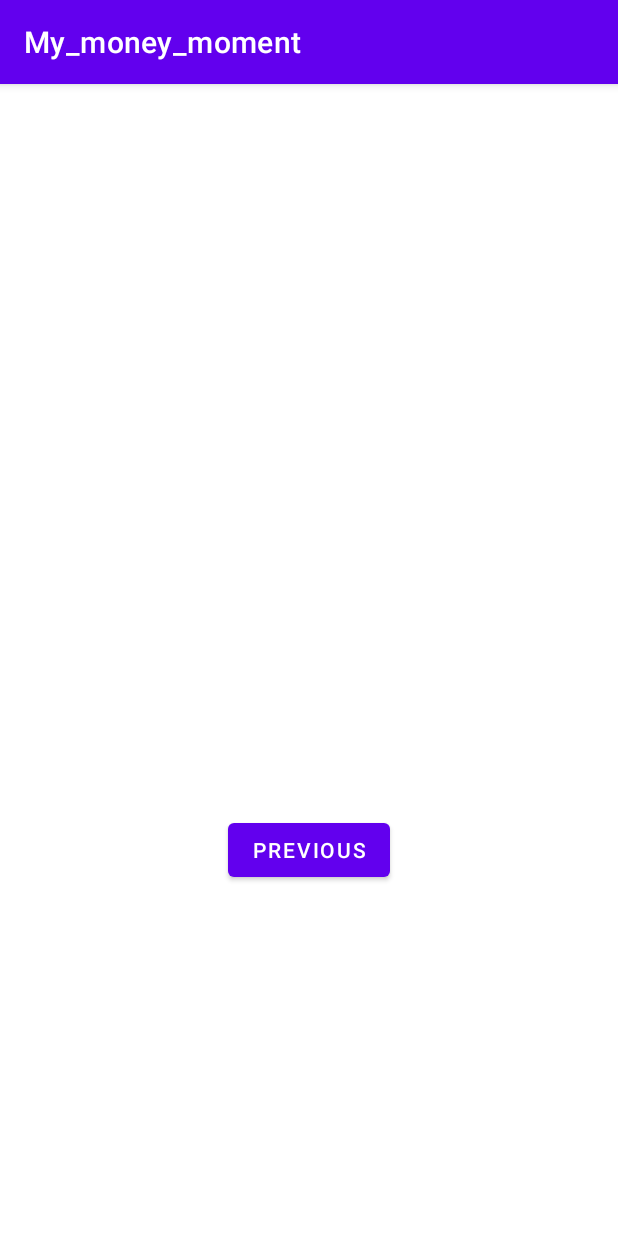
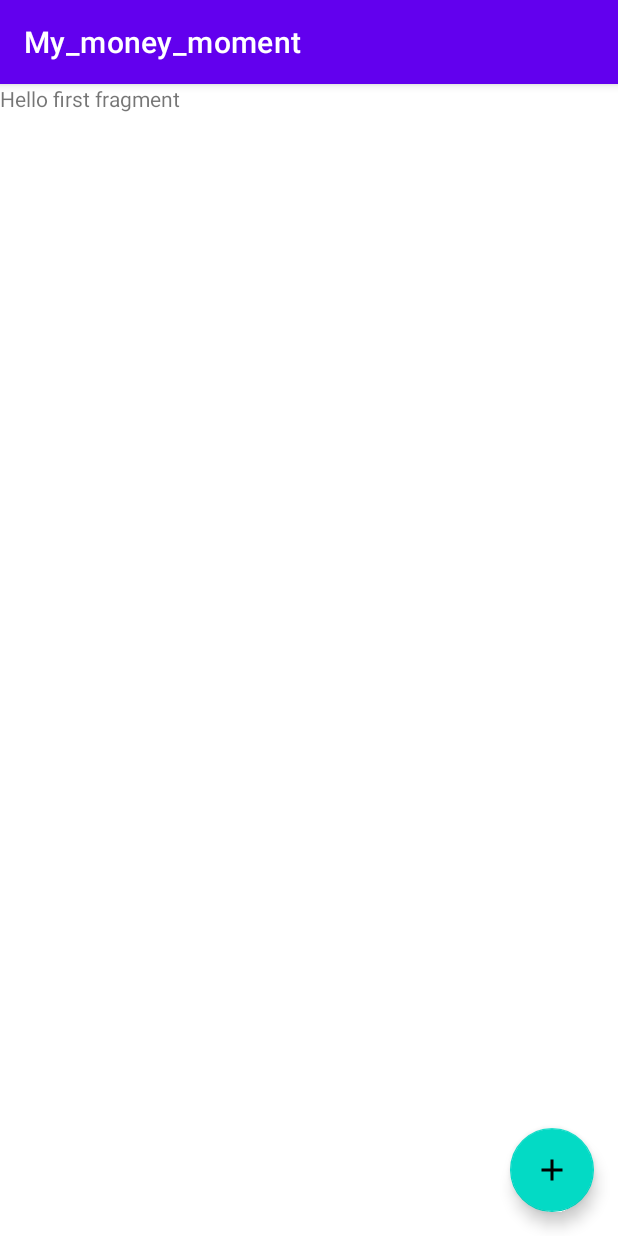
Before and after one commit to qTronor/My_money_moment, an Android app: the fragment Fragment2 shown on its own in the app's theme, on a phone screen of 412 x 824 dp. Run offline under Robolectric (Android 15) with nearby library versions, the phone set to English and light mode, and no system bars.

Commit message:
Added animation for FloatingBtn + added second btn for fragment2

```diff
--- a/app/src/main/java/com/example/my_mone_moment/Fragment2.java
+++ b/app/src/main/java/com/example/my_mone_moment/Fragment2.java
@@ -9,10 +9,24 @@ import androidx.annotation.NonNull;
 import androidx.annotation.Nullable;
 import androidx.fragment.app.Fragment;
 
+import com.google.android.material.floatingactionbutton.FloatingActionButton;
+import com.google.android.material.snackbar.Snackbar;
+
 public class Fragment2 extends Fragment {
+    boolean isRotateFloatBtn = false;
     @Nullable
     @Override
     public View onCreateView(@NonNull LayoutInflater inflater, @Nullable ViewGroup container, @Nullable Bundle savedInstanceState) {
-        return (ViewGroup)inflater.inflate(R.layout.fragment_second, container, false);
+        View view = inflater.inflate(R.layout.fragment_first, container, false);
+
+
+        FloatingActionButton fab = view.findViewById(R.id.floatingActionButton1);
+        fab.setOnClickListener(view1 -> {
+            ViewAnimation.rotateFab(view1, !isRotateFloatBtn);
+            Snackbar.make(view1, "Fragment2", Snackbar.LENGTH_LONG)
+                    .setAction("Action", null).show();
+
+        });
+        return view;
     }
 }
--- a/app/src/main/res/layout/fragment_first.xml
+++ b/app/src/main/res/layout/fragment_first.xml
@@ -5,7 +5,7 @@
     xmlns:tools="http://schemas.android.com/tools"
     android:layout_width="match_parent"
     android:layout_height="match_parent"
-    tools:context=".FirstFragment">
+    tools:context=".Fragment1">
 
     <TextView
         android:id="@+id/textview_first"
@@ -25,6 +25,8 @@
         android:layout_height="wrap_content"
         android:layout_gravity="bottom|end"
         android:layout_margin="@dimen/fab_margin"
-        android:src="@drawable/baseline_add_24"/>
+        android:src="@drawable/baseline_add_24"
+        android:contentDescription="@string/addnewexpfloatbtn"/>
+
 
 </androidx.coordinatorlayout.widget.CoordinatorLayout>
--- a/app/src/main/res/layout/fragment_second.xml
+++ b/app/src/main/res/layout/fragment_second.xml
@@ -1,11 +1,11 @@
 <?xml version="1.0" encoding="utf-8"?>
-<androidx.constraintlayout.widget.ConstraintLayout
+<androidx.coordinatorlayout.widget.CoordinatorLayout
     xmlns:android="http://schemas.android.com/apk/res/android"
     xmlns:app="http://schemas.android.com/apk/res-auto"
     xmlns:tools="http://schemas.android.com/tools"
     android:layout_width="match_parent"
     android:layout_height="match_parent"
-    tools:context=".SecondFragment">
+    tools:context=".Fragment2">
 
     <TextView
         android:id="@+id/textview_second"
@@ -13,18 +13,15 @@
         android:layout_height="wrap_content"
         app:layout_constraintTop_toTopOf="parent"
         app:layout_constraintStart_toStartOf="parent"
-        app:layout_constraintEnd_toEndOf="parent"
-        app:layout_constraintBottom_toTopOf="@id/button_second"
-        />
+        app:layout_constraintEnd_toEndOf="parent" />
 
-    <Button
-        android:id="@+id/button_second"
+    <com.google.android.material.floatingactionbutton.FloatingActionButton
+        android:id="@+id/floatingActionButton1"
         android:layout_width="wrap_content"
         android:layout_height="wrap_content"
-        android:text="@string/previous"
-        app:layout_constraintTop_toBottomOf="@id/textview_second"
-        app:layout_constraintStart_toStartOf="parent"
-        app:layout_constraintEnd_toEndOf="parent"
-        app:layout_constraintBottom_toBottomOf="parent"
-        />
-</androidx.constraintlayout.widget.ConstraintLayout>
+        android:layout_gravity="bottom|end"
+        android:layout_margin="@dimen/fab_margin"
+        android:src="@drawable/baseline_add_24"
+        android:contentDescription="@string/addnewincfloatbtn"/>
+
+</androidx.coordinatorlayout.widget.CoordinatorLayout>
--- a/app/src/main/res/values/strings.xml
+++ b/app/src/main/res/values/strings.xml
@@ -9,4 +9,6 @@
 
     <string name="hello_first_fragment">Hello first fragment</string>
     <string name="hello_second_fragment">Hello second fragment. Arg: %1$s</string>
+    <string name="addnewincfloatbtn">AddNewIncFloatBtn</string>
+    <string name="addnewexpfloatbtn">AddNewExpFloatBtn</string>
 </resources>
```
Also changed, not shown: app/src/main/java/com/example/my_mone_moment/FirstFragment.java (deleted, +0 -46 lines), app/src/main/java/com/example/my_mone_moment/Fragment1.java (+6 -8 lines), app/src/main/java/com/example/my_mone_moment/SecondFragment.java (deleted, +0 -46 lines), app/src/main/java/com/example/my_mone_moment/ViewAnimation.java (added, +19 -0 lines).
